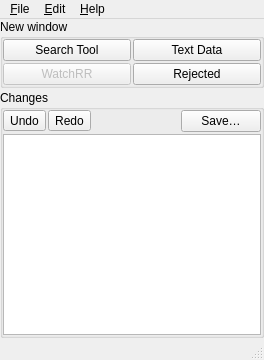
Before: the Qt Designer form src/hqc/appwindow.ui in metno/kvhqc, drawn with Qt 5.
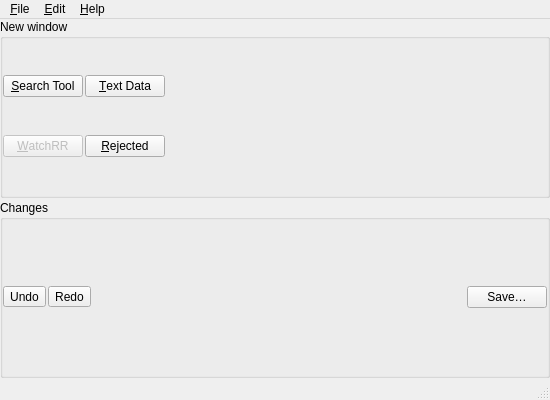
After: the same form once the commit is applied. Icons and pictures are not drawn.

Commit message: improved edit history tree

```diff
--- a/src/hqc/appwindow.ui
+++ b/src/hqc/appwindow.ui
@@ -6,8 +6,8 @@
    <rect>
     <x>0</x>
     <y>0</y>
-    <width>264</width>
-    <height>360</height>
+    <width>550</width>
+    <height>400</height>
    </rect>
   </property>
   <property name="windowTitle">
@@ -39,7 +39,7 @@
        <item row="0" column="0">
         <widget class="QPushButton" name="buttonSearchTool">
          <property name="text">
-          <string>Search Tool</string>
+          <string>&amp;Search Tool</string>
          </property>
          <property name="icon">
          <iconset>icons:search_red.svg</iconset>
@@ -49,7 +49,7 @@
        <item row="0" column="1">
         <widget class="QPushButton" name="buttonTextData">
          <property name="text">
-          <string>Text Data</string>
+          <string>&amp;Text Data</string>
          </property>
         </widget>
        </item>
@@ -59,17 +59,30 @@
           <bool>false</bool>
          </property>
          <property name="text">
-          <string>WatchRR</string>
+          <string>&amp;WatchRR</string>
          </property>
         </widget>
        </item>
        <item row="1" column="1">
         <widget class="QPushButton" name="buttonRejected">
          <property name="text">
-          <string>Rejected</string>
+          <string>&amp;Rejected</string>
          </property>
         </widget>
        </item>
+       <item row="0" column="2">
+        <spacer name="horizontalSpacer_2">
+         <property name="orientation">
+          <enum>Qt::Horizontal</enum>
+         </property>
+         <property name="sizeHint" stdset="0">
+          <size>
+           <width>40</width>
+           <height>20</height>
+          </size>
+         </property>
+        </spacer>
+       </item>
       </layout>
      </widget>
     </item>
@@ -78,7 +91,7 @@
       <property name="title">
        <string>Changes</string>
       </property>
-      <layout class="QGridLayout" name="gridLayout_2" rowstretch="0,0">
+      <layout class="QGridLayout" name="gridChanges" rowstretch="0">
        <property name="margin">
         <number>0</number>
        </property>
@@ -125,9 +138,6 @@
          </property>
         </widget>
        </item>
-       <item row="1" column="0" colspan="4">
-        <widget class="QTreeView" name="treeChanges"/>
-       </item>
       </layout>
      </widget>
     </item>
@@ -138,7 +148,7 @@
     <rect>
      <x>0</x>
      <y>0</y>
-     <width>264</width>
+     <width>400</width>
      <height>23</height>
     </rect>
    </property>
```
Left out of the diff: 6 changed lines with no effect on the pictures. The commit also changes 7 other files.
